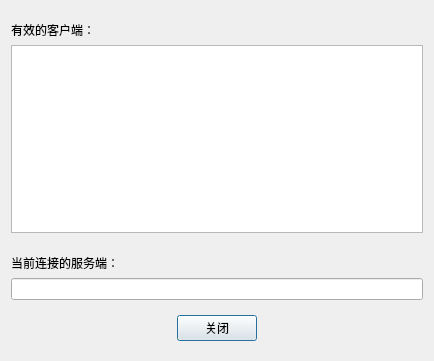
Qt form tcpsocket/dialogclientinfo.ui (ningzichun/socket) before a commit.
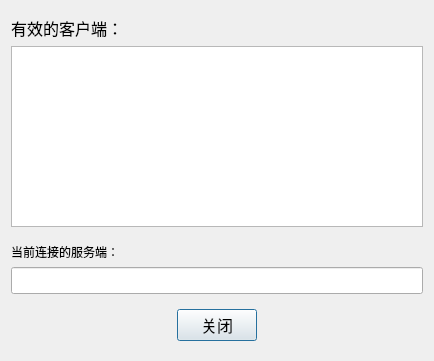
The same form after that commit.

Patch:
```diff
--- a/tcpsocket/dialogclientinfo.ui
+++ b/tcpsocket/dialogclientinfo.ui
@@ -29,13 +29,26 @@
    </item>
    <item>
     <widget class="QLabel" name="label">
+     <property name="font">
+      <font>
+       <family>Consolas</family>
+       <pointsize>12</pointsize>
+      </font>
+     </property>
      <property name="text">
       <string>有效的客户端：</string>
      </property>
     </widget>
    </item>
    <item>
-    <widget class="QTextBrowser" name="text1"/>
+    <widget class="QTextBrowser" name="text1">
+     <property name="font">
+      <font>
+       <family>Consolas</family>
+       <pointsize>12</pointsize>
+      </font>
+     </property>
+    </widget>
    </item>
    <item>
     <spacer name="verticalSpacer_2">
@@ -58,7 +71,14 @@
     </widget>
    </item>
    <item>
-    <widget class="QLineEdit" name="text2"/>
+    <widget class="QLineEdit" name="text2">
+     <property name="font">
+      <font>
+       <family>Consolas</family>
+       <pointsize>12</pointsize>
+      </font>
+     </property>
+    </widget>
    </item>
    <item>
     <widget class="QWidget" name="widget" native="true">
@@ -78,6 +98,12 @@
       </item>
       <item>
        <widget class="QPushButton" name="pushButton">
+        <property name="font">
+         <font>
+          <family>Consolas</family>
+          <pointsize>12</pointsize>
+         </font>
+        </property>
         <property name="text">
          <string>关闭</string>
         </property>
```
